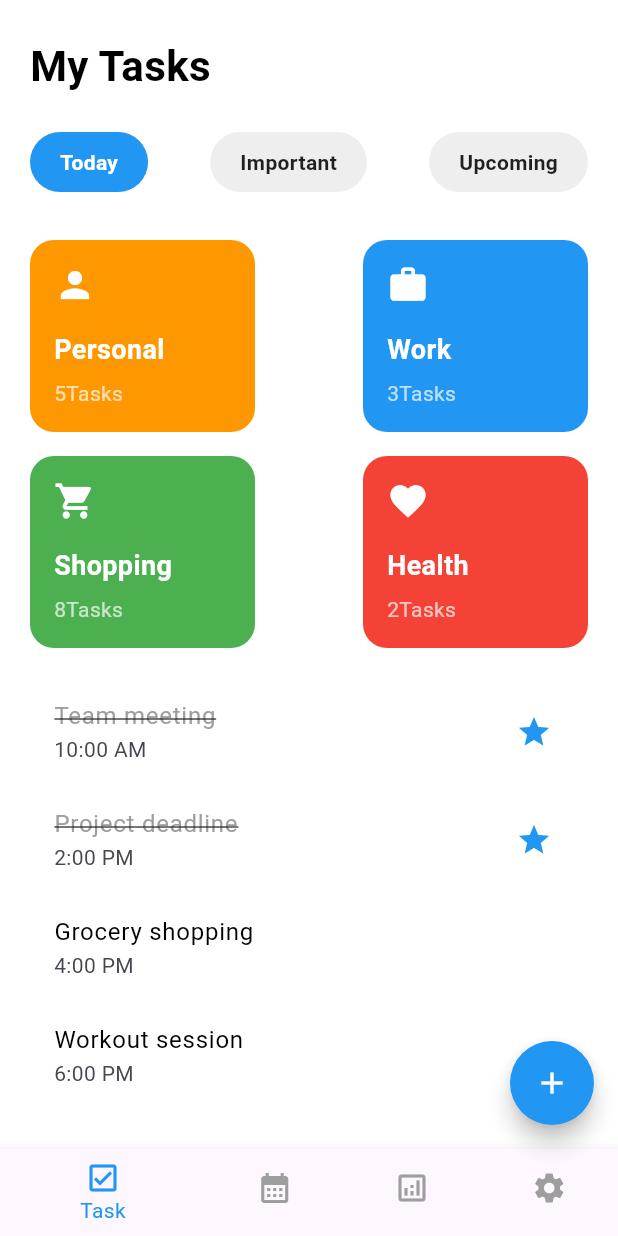
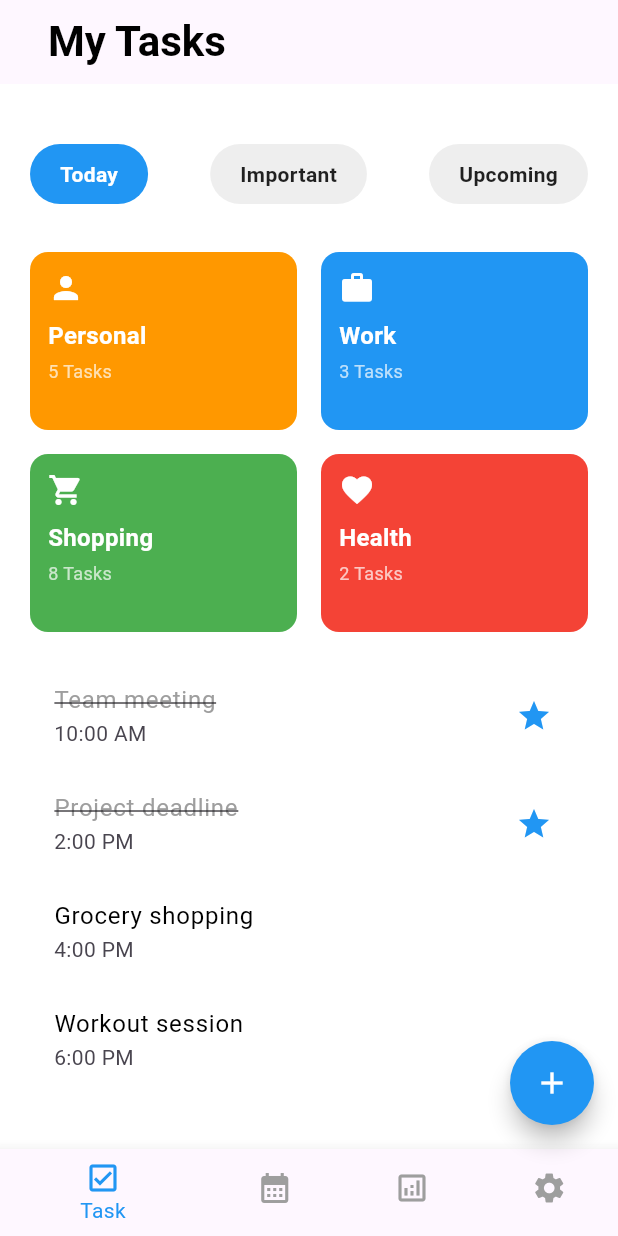
Before and after one commit to mobikodeStudio/todo_flutter_app, a Flutter app: the HomeScreen screen opened directly, on a phone screen of 412 x 824 dp. Run offline on Flutter 3.47's test engine with Material 3 defaults, Android fonts, the phone set to English and light mode, and no system bars; our stand-ins replace equatable, flutter_bloc, flutter_secure_storage, get_it; accounts and stored records are empty.

Commit message:
home page design fixes

```diff
--- a/lib/core/injector.dart
+++ b/lib/core/injector.dart
@@ -1,4 +1,5 @@
 import 'package:get_it/get_it.dart';
+import 'package:todo_flutter_app/presentation/home_page/bloc/home_bloc.dart';
 import 'package:todo_flutter_app/presentation/signup/bloc/signup_bloc.dart';
 
 import '../presentation/add_task_screen/bloc/add_task_screen_bloc.dart';
@@ -12,4 +13,5 @@ void serviceInjector() {
   getIt.registerFactory(() => SplashBloc());
   getIt.registerFactory(() => LoginBloc());
   getIt.registerFactory(() => AddTaskScreenBloc());
+  getIt.registerFactory(() => HomeBloc());
 }
--- /dev/null
+++ b/lib/core/secure_storage_keys.dart
@@ -0,0 +1,4 @@
+
+
+ const String emailKey = "email";
+ const String passwordKey = "email";
--- a/lib/presentation/home_page/bloc/home_bloc.dart
+++ b/lib/presentation/home_page/bloc/home_bloc.dart
@@ -1,9 +1,10 @@
+import 'dart:async';
 import 'package:flutter_bloc/flutter_bloc.dart';
 import 'home_event.dart';
 import 'home_state.dart';
 
 class HomeBloc extends Bloc<HomeEvent, HomeState> {
-  List<Map<String, dynamic>> _tasks = [
+  final List<Map<String, dynamic>> _allTasks = [
     {
       'title': 'Team meeting',
       'time': '10:00 AM',
@@ -30,42 +31,77 @@ class HomeBloc extends Bloc<HomeEvent, HomeState> {
     },
   ];
 
-  HomeBloc() : super(HomeLoadingState()) {
-    on<HomeTabChanged>((event, emit) async {
-      emit(HomeLoadingState());
+  int _selectedIndex = 0;
+  int _bottomNavIndex = 0;
 
-      await Future.delayed(const Duration(milliseconds: 200));
+  HomeBloc() : super(HomeLoadedState(selectedIndex: 0, tasks: [], bottomNavIndex: 0)) {
+    on<HomeInitialEvent>(_onInitialLoad);
+    on<HomeTabChanged>(_onTabChanged);
+    on<ToggleTaskStatus>(_onToggleTaskStatus);
+    on<BottomNavBarChanged>(_onBottomNavBarChanged);
 
+    add(HomeInitialEvent(selectedIndex: _selectedIndex));
+  }
+
+  List<Map<String, dynamic>> _filterTasks(int tabIndex) {
+    switch (tabIndex) {
+      case 0:
+        return _allTasks.where((task) => true).toList(); // Today
+      case 1:
+        return _allTasks.where((task) => task['isImportant'] == true).toList();
+      case 2:
+        return _allTasks.where((task) => task['isCompleted'] == false).toList(); // Upcoming
+      default:
+        return _allTasks;
+    }
+  }
+
+  FutureOr<void> _onInitialLoad(
+      HomeInitialEvent event,
+      Emitter<HomeState> emit,
+      ) {
+    _selectedIndex = event.selectedIndex;
     emit(HomeLoadedState(
-        selectedIndex: event.selectedIndex,
-        tasks: List.from(_tasks),
-        bottomNavIndex: state is HomeLoadedState ? (state as HomeLoadedState).bottomNavIndex : 0,
-      ));
-    });
-
-    on<ToggleTaskStatus>((event, emit) {
-      _tasks[event.taskIndex]['isCompleted'] =
-      !_tasks[event.taskIndex]['isCompleted'];
-      emit(HomeLoadedState(
-        selectedIndex: state is HomeLoadedState
-            ? (state as HomeLoadedState).selectedIndex
-            : 0,
-        tasks: List.from(_tasks),
-        bottomNavIndex: state is HomeLoadedState ? (state as HomeLoadedState).bottomNavIndex : 0,
-      ));
-    });
-
-    // Optional: load default tab
-    add(HomeTabChanged(0));
-    on<BottomNavBarChanged>((event, emit) {
-      if (state is HomeLoadedState) {
-        final currentState = state as HomeLoadedState;
-        emit(HomeLoadedState(
-          selectedIndex: currentState.selectedIndex,
-          tasks: List.from(_tasks),
-          bottomNavIndex: event.selectedIndex,
+      selectedIndex: _selectedIndex,
+      tasks: _filterTasks(_selectedIndex),
+      bottomNavIndex: _bottomNavIndex,
     ));
   }
-    });
+
+  FutureOr<void> _onTabChanged(
+      HomeTabChanged event,
+      Emitter<HomeState> emit,
+      ) {
+    _selectedIndex = event.selectedIndex;
+    emit(HomeLoadedState(
+      selectedIndex: _selectedIndex,
+      tasks: _filterTasks(_selectedIndex),
+      bottomNavIndex: _bottomNavIndex,
+    ));
+  }
+
+  FutureOr<void> _onToggleTaskStatus(
+      ToggleTaskStatus event,
+      Emitter<HomeState> emit,
+      ) {
+    _allTasks[event.taskIndex]['isCompleted'] =
+    !_allTasks[event.taskIndex]['isCompleted'];
+    emit(HomeLoadedState(
+      selectedIndex: _selectedIndex,
+      tasks: _filterTasks(_selectedIndex),
+      bottomNavIndex: _bottomNavIndex,
+    ));
+  }
+
+  FutureOr<void> _onBottomNavBarChanged(
+      BottomNavBarChanged event,
+      Emitter<HomeState> emit,
+      ) {
+    _bottomNavIndex = event.selectedIndex;
+    emit(HomeLoadedState(
+      selectedIndex: _selectedIndex,
+      tasks: _filterTasks(_selectedIndex),
+      bottomNavIndex: _bottomNavIndex,
+    ));
   }
 }
--- a/lib/presentation/home_page/bloc/home_event.dart
+++ b/lib/presentation/home_page/bloc/home_event.dart
@@ -2,6 +2,10 @@ abstract class HomeEvent{}
 class HomeTabChanged extends HomeEvent{
   final int selectedIndex;
   HomeTabChanged(this.selectedIndex);
+}
+class HomeInitialEvent extends HomeEvent{
+  final int selectedIndex;
+  HomeInitialEvent({required this.selectedIndex});
 }
 class LoadTasks extends HomeEvent {}
 
--- a/lib/presentation/home_page/home_page.dart
+++ b/lib/presentation/home_page/home_page.dart
@@ -1,31 +1,28 @@
 import 'package:flutter/material.dart';
 import 'package:flutter_bloc/flutter_bloc.dart';
+import 'package:todo_flutter_app/core/injector.dart';
+import 'package:todo_flutter_app/presentation/add_task_screen/add_task_screen.dart';
+import 'package:todo_flutter_app/presentation/add_task_screen/bloc/add_task_screen_bloc.dart';
+import 'package:todo_flutter_app/presentation/home_page/bloc/home_bloc.dart';
+import 'package:todo_flutter_app/presentation/home_page/bloc/home_event.dart';
+import 'package:todo_flutter_app/presentation/home_page/bloc/home_state.dart';
+import 'package:todo_flutter_app/presentation/home_page/widgets/tabbutton.dart';
 import 'package:todo_flutter_app/presentation/home_page/widgets/task_category_card.dart';
-import 'package:todo_flutter_app/presentation/home_page/widgets/tabbutton.dart';
-import '../../core/injector.dart';
-import '../add_task_screen/add_task_screen.dart';
-import '../add_task_screen/bloc/add_task_screen_bloc.dart';
-import '../home_page/bloc/home_bloc.dart';
-import '../home_page/bloc/home_event.dart';
-import '../home_page/bloc/home_state.dart';
 
 class HomeScreen extends StatelessWidget {
   const HomeScreen({super.key});
 
   @override
   Widget build(BuildContext context) {
-    return BlocProvider(
-      create: (_) => HomeBloc(),
-      child: Scaffold(
+    return Scaffold(
       backgroundColor: Colors.white,
-        body: SafeArea(
-          child: Padding(
-            padding: const EdgeInsets.symmetric(horizontal: 20, vertical: 24),
-            child: Column(
-              crossAxisAlignment: CrossAxisAlignment.start,
-              children: [
-                // Title
-                const Text(
+      appBar: AppBar(
+        leading: const SizedBox.shrink(),
+        leadingWidth: 0,
+        centerTitle: false,
+        title: const Padding(
+          padding: EdgeInsets.symmetric(horizontal: 16.0),
+          child: Text(
             "My Tasks",
             style: TextStyle(
               fontSize: 28,
@@ -33,91 +30,86 @@ class HomeScreen extends StatelessWidget {
               color: Colors.black,
             ),
           ),
+        ),
+      ),
+      body: SafeArea(
+        child: SingleChildScrollView(
+          padding: const EdgeInsets.symmetric(horizontal: 20, vertical: 24),
+          child: Column(
+            crossAxisAlignment: CrossAxisAlignment.start,
+            children: [
+              const SizedBox(height: 16),
 
-                const SizedBox(height: 24),
-
-                // BlocBuilder for Tabs
+              /// Tabs Section
               BlocBuilder<HomeBloc, HomeState>(
                 builder: (context, state) {
-                    int selectedIndex = 0;
-                    if (state is HomeInitialState) {
-                      selectedIndex = state.selectedIndex;
-                    }
+                  final selectedIndex = (state is HomeLoadedState)
+                      ? state.selectedIndex
+                      : 0;
 
                   return Row(
                     mainAxisAlignment: MainAxisAlignment.spaceBetween,
-                      children: [
-                        TabButton(
-                          text: 'Today',
-                          isSelected: selectedIndex == 0,
-                          onTap: () {
-                            context.read<HomeBloc>().add(HomeTabChanged(0));
-                          },
-                        ),
-                        TabButton(
-                          text: 'Important',
-                          isSelected: selectedIndex == 1,
-                          onTap: () {
-                            context.read<HomeBloc>().add(HomeTabChanged(1));
-                          },
-                        ),
-                        TabButton(
-                          text: 'Upcoming',
-                          isSelected: selectedIndex == 2,
-                          onTap: () {
-                            context.read<HomeBloc>().add(HomeTabChanged(2));
-                          },
-                        ),
-                      ],
+                    children: List.generate(3, (index) {
+                      final titles = ['Today', 'Important', 'Upcoming'];
+                      return TabButton(
+                        text: titles[index],
+                        isSelected: selectedIndex == index,
+                        onTap: () =>
+                            context.read<HomeBloc>().add(HomeTabChanged(index)),
+                      );
+                    }),
                   );
                 },
               ),
-
               const SizedBox(height: 32),
 
-                Row(
-                  mainAxisAlignment: MainAxisAlignment.spaceBetween,
+              /// Task Category Cards (as Grid)
+              GridView.count(
+                crossAxisCount: 2,
+                shrinkWrap: true,
+                physics: const NeverScrollableScrollPhysics(),
+                mainAxisSpacing: 16,
+                crossAxisSpacing: 16,
+                childAspectRatio: 3 / 2,
                 children: const [
                   TaskCategoryCard(
                     title: 'Personal',
-                      taskCount: '5Tasks',
+                    taskCount: '5 Tasks',
                     icon: Icons.person,
                     backgroundColor: Colors.orange,
                   ),
                   TaskCategoryCard(
                     title: 'Work',
-                      taskCount: '3Tasks',
+                    taskCount: '3 Tasks',
                     icon: Icons.work,
                     backgroundColor: Colors.blue,
                   ),
-                  ],
-                ),
-                const SizedBox(height: 16),
-                Row(
-                  mainAxisAlignment: MainAxisAlignment.spaceBetween,
-                  children: const [
                   TaskCategoryCard(
                     title: 'Shopping',
-                      taskCount: '8Tasks',
+                    taskCount: '8 Tasks',
                     icon: Icons.shopping_cart,
                     backgroundColor: Colors.green,
                   ),
                   TaskCategoryCard(
                     title: 'Health',
-                      taskCount: '2Tasks',
+                    taskCount: '2 Tasks',
                     icon: Icons.favorite,
                     backgroundColor: Colors.red,
                   ),
                 ],
+
               ),
+
               const SizedBox(height: 20),
-                Expanded(
-                  child: BlocBuilder<HomeBloc, HomeState>(
+
+              /// Tasks List
+              BlocBuilder<HomeBloc, HomeState>(
                 builder: (context, state) {
                   if (state is HomeLoadedState) {
                     final tasks = state.tasks;
-
                     return ListView.builder(
+                      shrinkWrap: true,
+                      physics: const NeverScrollableScrollPhysics(),
                       itemCount: tasks.length,
                       itemBuilder: (context, index) {
                         final task = tasks[index];
@@ -137,38 +129,31 @@ class HomeScreen extends StatelessWidget {
                           trailing: task['isImportant']
                               ? const Icon(Icons.star, color: Colors.blue)
                               : null,
-                              onTap: () {
-                                context.read<HomeBloc>().add(
-                                  ToggleTaskStatus(index),
                         );
                       },
                     );
+                  }
+                  return const Center(child: CircularProgressIndicator());
                 },
-                        );
-                      } else {
-                        return const Center(child: CircularProgressIndicator());
-                      }
-                    },
-                  ),
               ),
             ],
           ),
         ),
       ),
+
+      /// Bottom Navigation Bar
       bottomNavigationBar: BlocBuilder<HomeBloc, HomeState>(
         builder: (context, state) {
-            int selectedIndex = 0;
-            if (state is HomeLoadedState) {
-              selectedIndex = state.bottomNavIndex;
-            }
+          final selectedIndex = (state is HomeLoadedState)
+              ? state.bottomNavIndex
+              : 0;
 
           return BottomNavigationBar(
             currentIndex: selectedIndex,
             selectedItemColor: Colors.blue,
             unselectedItemColor: Colors.grey,
-              onTap: (index) {
-                context.read<HomeBloc>().add(BottomNavBarChanged(index));
-              },
+            onTap: (index) =>
+                context.read<HomeBloc>().add(BottomNavBarChanged(index)),
             items: const [
               BottomNavigationBarItem(
                 icon: Icon(Icons.check_box_outlined),
@@ -190,13 +175,14 @@ class HomeScreen extends StatelessWidget {
           );
         },
       ),
-        //
+
+      /// Floating Action Button
       floatingActionButton: FloatingActionButton(
         onPressed: () {
           Navigator.of(context).push(
             MaterialPageRoute(
               builder: (context) => BlocProvider(
-                  create: (context) => getIt<AddTaskScreenBloc>(),
+                create: (_) => getIt<AddTaskScreenBloc>(),
                 child: const AddTaskScreen(),
               ),
             ),
@@ -207,7 +193,6 @@ class HomeScreen extends StatelessWidget {
         child: const Icon(Icons.add, color: Colors.white),
       ),
       floatingActionButtonLocation: FloatingActionButtonLocation.endFloat,
-      ),
     );
   }
 }
--- a/lib/presentation/home_page/widgets/task_category_card.dart
+++ b/lib/presentation/home_page/widgets/task_category_card.dart
@@ -16,36 +16,38 @@ class TaskCategoryCard extends StatelessWidget {
 
   @override
   Widget build(BuildContext context) {
-    return Container(
-      width: 150,
-      padding: const EdgeInsets.all(16),
+    return AspectRatio(
+      aspectRatio: 3 / 2, // Makes card compact; adjust as needed
+      child: Container(
+        padding: const EdgeInsets.all(12), // reduced padding
         decoration: BoxDecoration(
           color: backgroundColor,
-        borderRadius: BorderRadius.circular(16),
+          borderRadius: BorderRadius.circular(12),
         ),
         child: Column(
           crossAxisAlignment: CrossAxisAlignment.start,
           children: [
-          Icon(icon, color: Colors.white, size: 28),
-          const SizedBox(height: 16),
+            Icon(icon, color: Colors.white, size: 24),
+            const SizedBox(height: 8),
             Text(
               title,
               style: const TextStyle(
-              fontSize: 18,
+                fontSize: 16,
                 color: Colors.white,
                 fontWeight: FontWeight.bold,
               ),
             ),
-          const SizedBox(height: 6),
+            const SizedBox(height: 4),
             Text(
               taskCount,
               style: const TextStyle(
-              fontSize: 14,
+                fontSize: 12,
                 color: Colors.white70,
               ),
             ),
           ],
         ),
+      ),
     );
   }
 }
--- a/lib/presentation/splash/splash_state.dart
+++ b/lib/presentation/splash/splash_state.dart
@@ -1,7 +1,17 @@
 part of 'splash_bloc.dart';
 
-abstract class SplashState {}
+abstract class SplashState extends Equatable{}
 
-final class SplashInitial extends SplashState {}
+final class SplashInitial extends SplashState {
+  @override
+  List<Object?> get props =>[];
+}
 
-final class SplashOnLoadState extends SplashState {}
+final class SplashOnLoadState extends SplashState {
+  final bool isUserLoggedIn;
+  @override
+  List<Object?> get props =>[isUserLoggedIn];
+
+  SplashOnLoadState({required this.isUserLoggedIn});
+
+}
--- a/lib/presentation/widgets/to_do_text_field.dart
+++ b/lib/presentation/widgets/to_do_text_field.dart
@@ -8,6 +8,7 @@ class ToDoTextField extends StatelessWidget {
   final IconData? suffixIcon;
   final VoidCallback? suffixOnClick;
   final bool obscureText;
+  final int maxLine;
   final ValueChanged<String>? onChanged;
   final TextInputType? keyboardType;
 
@@ -22,6 +23,7 @@ class ToDoTextField extends StatelessWidget {
     this.onChanged,
     this.obscureText = false,
     this.keyboardType,
+    this.maxLine = 1,
   });
 
   @override
@@ -46,6 +48,7 @@ class ToDoTextField extends StatelessWidget {
           controller: controller,
           obscureText: shouldObscureText,
           onChanged: onChanged,
+          maxLines: maxLine,
           decoration: InputDecoration(
             hintText: textHintLabel,
             hintStyle: const TextStyle(color: Colors.grey),
--- a/pubspec.yaml
+++ b/pubspec.yaml
@@ -16,6 +16,7 @@ dependencies:
   get_it: ^8.0.3
   flutter_bloc: ^9.1.1
   equatable: ^2.0.5
+  flutter_secure_storage: ^9.2.4
 
 dev_dependencies:
   flutter_test:
```
Also changed, not shown: lib/core/common_consts.dart (added, +8 -0 lines), lib/core/secure_data_storage.dart (added, +21 -0 lines), lib/presentation/add_task_screen/add_task_screen.dart (+4 -20 lines), lib/presentation/login/bloc/login_bloc.dart (+16 -3 lines), lib/presentation/login/login_screen.dart (+6 -19 lines), lib/presentation/splash/splash_bloc.dart (+13 -1 lines), lib/presentation/splash/splash_screen.dart (+16 -0 lines), pubspec.lock, 4 other files. Lines whose indentation alone changed are shown as unchanged.
